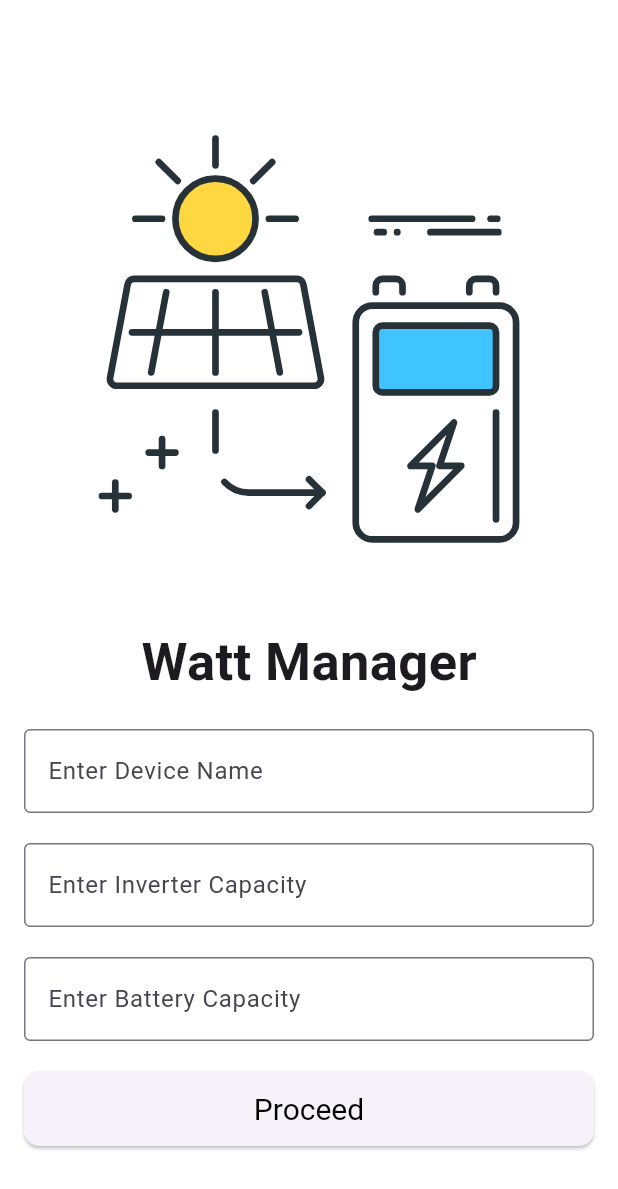
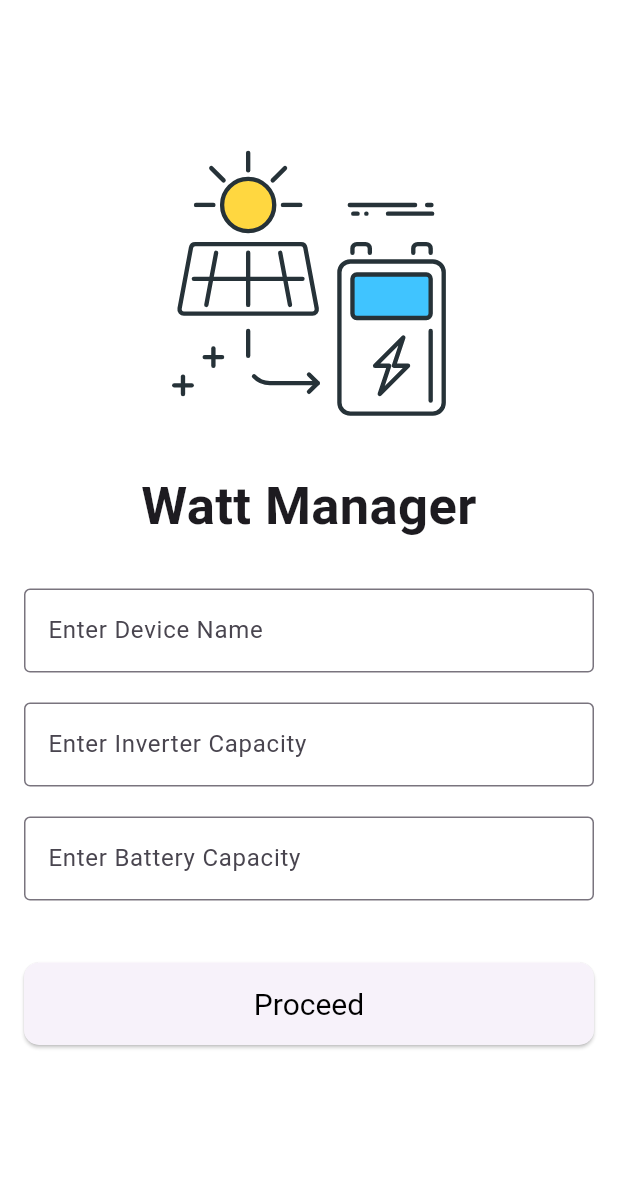
Before and after one commit to iXSavage/watt_manager, a Flutter app: the screen it shows after launch, after a tap on "Proceed", on a phone screen of 412 x 824 dp. Shown: the top 1189 px of the screen. Run offline on Flutter 3.47's test engine with Material 3 defaults, Android fonts, the phone set to English and light mode, and no system bars; our stand-ins replace flutter_local_notifications, flutter_slidable, hive_ce, hive_ce_flutter, lottie, permission_handler and 1 more; accounts and stored records are empty.

Commit message:
first version release

```diff
--- a/lib/main.dart
+++ b/lib/main.dart
@@ -44,6 +44,12 @@ class MyApp extends StatelessWidget {
       debugShowCheckedModeBanner: false,
       title: 'Flutter Demo',
       theme: ThemeData(
+        scaffoldBackgroundColor: Colors.white,
+        appBarTheme: AppBarTheme(
+          backgroundColor: Colors.white,
+          elevation: 0,
+          scrolledUnderElevation: 0,
+        )
       ),
       home:hasSetup ? HomeScreen() : OnboardingScreen(),
     );
--- a/lib/screens/onboarding_screen.dart
+++ b/lib/screens/onboarding_screen.dart
@@ -16,9 +16,11 @@ class OnboardingScreen extends StatefulWidget {
 class _OnboardingScreenState extends State<OnboardingScreen> {
   final TextEditingController _deviceNameController = TextEditingController();
 
-  final TextEditingController _inverterCapacityController = TextEditingController();
+  final TextEditingController _inverterCapacityController =
+      TextEditingController();
 
-  final TextEditingController _batteryCapacityController = TextEditingController();
+  final TextEditingController _batteryCapacityController =
+      TextEditingController();
 
   @override
   void dispose() {
@@ -31,26 +33,38 @@ class _OnboardingScreenState extends State<OnboardingScreen> {
 
   @override
   Widget build(BuildContext context) {
-
     return Scaffold(
       backgroundColor: Colors.white,
-      body: SingleChildScrollView(
+      body: LayoutBuilder(
+        builder: (context, constraints) {
+          double horizontalPadding =
+              constraints.maxWidth > 600 ? constraints.maxWidth * 0.2 : 16.0;
+          return SingleChildScrollView(
             child: Padding(
-          padding: const EdgeInsets.all(16.0),
+              padding: EdgeInsets.symmetric(
+                horizontal: horizontalPadding,
+                vertical: 24.0,
+              ),
               child: Column(
                 children: [
-              SizedBox(height: 20,),
+                  SizedBox(height: constraints.maxHeight * 0.05),
 
-              Lottie.asset('assets/lottie/Solar_Animation.json'),
+                  Lottie.asset(
+                    'assets/lottie/Solar_Animation.json',
+                    height: constraints.maxHeight * 0.3,
+                    fit: BoxFit.contain,
+                  ),
 
-              Text('Watt Manager',
+                  Text(
+                    'Watt Manager',
                     style: TextStyle(
-                  fontSize: 35,
+                      fontSize: constraints.maxWidth > 500 ? 45 : 35,
                       fontWeight: FontWeight.bold,
                     ),
+                    textAlign: TextAlign.center,
                   ),
 
-              SizedBox(height: 20,),
+                  const SizedBox(height: 30),
 
                   TextField(
                     onTapOutside: (event) {
@@ -63,7 +77,7 @@ class _OnboardingScreenState extends State<OnboardingScreen> {
                     ),
                   ),
 
-              SizedBox(height: 20,),
+                  const SizedBox(height: 20),
 
                   TextField(
                     onTapOutside: (event) {
@@ -75,11 +89,11 @@ class _OnboardingScreenState extends State<OnboardingScreen> {
                     decoration: const InputDecoration(
                       border: OutlineInputBorder(),
                       labelText: "Enter Inverter Capacity",
-                  suffix: Text('W')
+                      suffix: Text('W'),
                     ),
                   ),
 
-              SizedBox(height: 20,),
+                  const SizedBox(height: 20),
 
                   TextField(
                     onTapOutside: (event) {
@@ -91,23 +105,25 @@ class _OnboardingScreenState extends State<OnboardingScreen> {
                     decoration: const InputDecoration(
                       border: OutlineInputBorder(),
                       labelText: "Enter Battery Capacity",
-                  suffix: Text('Wh')
+                      suffix: Text('Wh'),
                     ),
                   ),
 
-              SizedBox(height: 20,),
+                  SizedBox(height: constraints.maxHeight * 0.05),
 
                   ElevatedButton(
                     style: ElevatedButton.styleFrom(
-                  minimumSize: Size(double.infinity,50),
-                  textStyle: TextStyle(fontSize: 20),
+                      minimumSize: const Size(double.infinity, 55),
+                      textStyle: const TextStyle(fontSize: 20),
                       foregroundColor: Colors.black,
                       shape: RoundedRectangleBorder(
                         borderRadius: BorderRadius.circular(10),
-                  )
                       ),
-                onPressed: (){
-                  if (_deviceNameController.text.isEmpty || _inverterCapacityController.text.isEmpty || _batteryCapacityController.text.isEmpty) {
+                    ),
+                    onPressed: () {
+                      if (_deviceNameController.text.isEmpty ||
+                          _inverterCapacityController.text.isEmpty ||
+                          _batteryCapacityController.text.isEmpty) {
                         ScaffoldMessenger.of(context).showSnackBar(
                           const SnackBar(
                             duration: Duration(milliseconds: 500),
@@ -116,12 +132,14 @@ class _OnboardingScreenState extends State<OnboardingScreen> {
                         );
                         return;
                       }
-                  if (int.parse(_inverterCapacityController.text) <= 0 || int.parse(_batteryCapacityController.text) <= 0) {
+                      if (int.parse(_inverterCapacityController.text) <= 0 ||
+                          int.parse(_batteryCapacityController.text) <= 0) {
                         ScaffoldMessenger.of(context).showSnackBar(
                           const SnackBar(
                             duration: Duration(seconds: 2),
                             content: Text(
-                            'Capacity values must be greater than zero'),
+                              'Capacity values must be greater than zero',
+                            ),
                           ),
                         );
                         return;
@@ -131,13 +149,18 @@ class _OnboardingScreenState extends State<OnboardingScreen> {
                         int.parse(_batteryCapacityController.text),
                         _deviceNameController.text,
                       );
-                  Navigator.pushReplacement(context, MaterialPageRoute(builder: (context) => HomeScreen()));
+                      Navigator.pushReplacement(
+                        context,
+                        MaterialPageRoute(builder: (context) => HomeScreen()),
+                      );
                     },
-                child: Text('Proceed'),
+                    child: const Text('Proceed'),
                   ),
                 ],
               ),
             ),
+          );
+        },
       ),
     );
   }
--- a/lib/services/notification_service.dart
+++ b/lib/services/notification_service.dart
@@ -1,4 +1,5 @@
 import 'package:flutter_local_notifications/flutter_local_notifications.dart';
+import 'package:permission_handler/permission_handler.dart';
 import 'package:timezone/data/latest.dart' as tz;
 import 'package:timezone/timezone.dart' as tz;
 
@@ -14,7 +15,10 @@ class NotificationService {
     tz.initializeTimeZones();
 
     const initSettingsAndroid =
-    AndroidInitializationSettings('@mipmap/ic_launcher');
+    AndroidInitializationSettings('watt_manager');
+
+    // Request permission for Android 13+
+    await _requestPermission();
 
     const initSettingsIos = DarwinInitializationSettings(
       requestAlertPermission: true,
@@ -31,6 +35,17 @@ class NotificationService {
     _isInitialized = true;
   }
 
+  Future<void> _requestPermission() async {
+    if (await Permission.notification.isDenied) {
+      await Permission.notification.request();
+    }
+
+    // If permanently denied, open app settings
+    if (await Permission.notification.isPermanentlyDenied) {
+      await openAppSettings();
+    }
+  }
+
   NotificationDetails notificationDetails() {
     return const NotificationDetails(
       android: AndroidNotificationDetails(
@@ -39,6 +54,7 @@ class NotificationService {
         channelDescription: 'Watt Manager Notification Channel',
         importance: Importance.max,
         priority: Priority.high,
+        icon: 'watt_manager'
       ),
       iOS: DarwinNotificationDetails(),
     );
```
Also changed, not shown: lib/screens/home_screen.dart (+7 -1 lines), lib/widgets/appliance_form_sheet.dart (+14 -5 lines), lib/widgets/appliances_card.dart (+15 -4 lines), lib/widgets/battery_card.dart (+22 -10 lines), lib/widgets/battery_percentage_sheet.dart (+15 -9 lines), lib/widgets/device_name_sheet.dart (+18 -10 lines), lib/widgets/power_load_card.dart (+46 -26 lines), pubspec.yaml (+12 -0 lines), assets/lottie/watt_manager.png (added), pubspec.lock, 13 other files. Lines whose indentation alone changed are shown as unchanged.
